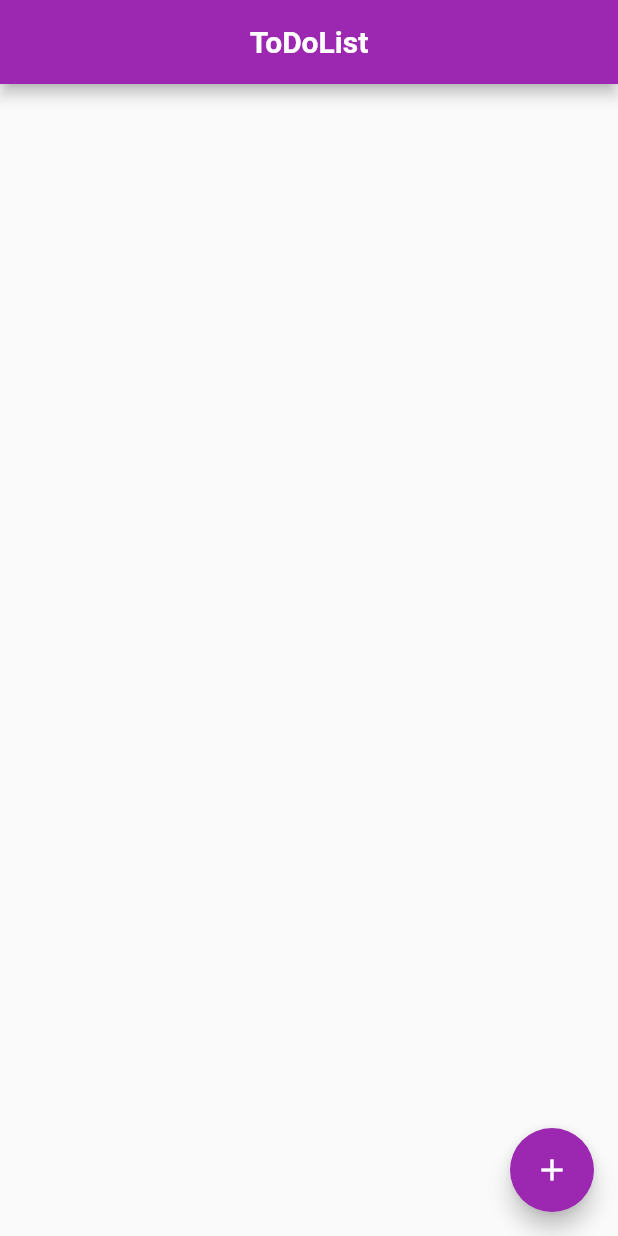
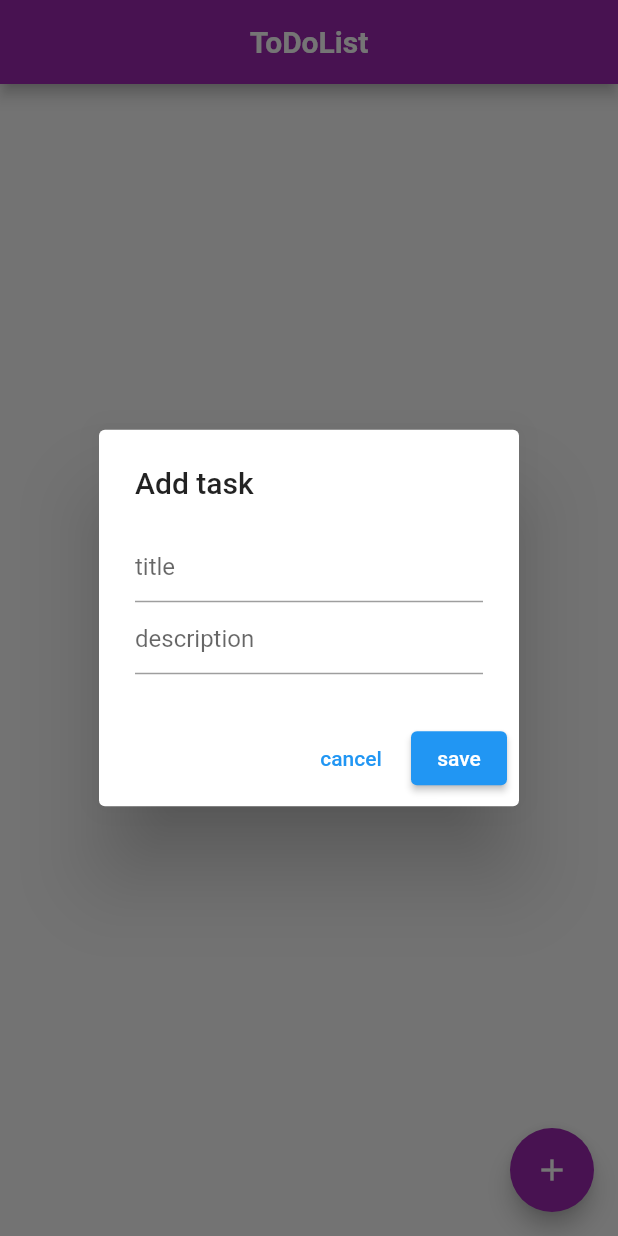
Before and after one commit to NotZetka/toDoList, a Flutter app: the screen it shows after launch, after a tap on the "add" icon, on a phone screen of 412 x 824 dp. Run offline on Flutter 3.47's test engine with Material 2 defaults, Android fonts, the phone set to English and light mode, and no system bars; our stand-ins replace shared_preferences.

Commit message:
Works on chrome not android

```diff
--- a/todolist/lib/home.dart
+++ b/todolist/lib/home.dart
@@ -1,5 +1,5 @@
 import 'package:flutter/material.dart';
-import 'package:todolist/Task.dart';
+import 'package:todolist/task.dart';
 import 'package:todolist/sphelper.dart';
 
 class home extends StatefulWidget {
@@ -14,6 +14,13 @@ class _homeState extends State<home> {
   final TextEditingController txtDescription = TextEditingController();
   final SPHelper helper = SPHelper();
   List<Task> tasks = [];
+
+  @override
+  void initState() {
+    helper.init().then((value) => updateScreen());
+    super.initState();
+  }
+
   @override
   Widget build(BuildContext context) {
     return Scaffold(
@@ -27,11 +34,13 @@ class _homeState extends State<home> {
         backgroundColor: Colors.purple,
       ),
       body: ListView(
-        children: [],
+        children: getContent(),
       ),
       floatingActionButton: FloatingActionButton(
         child: Icon(Icons.add),
-        onPressed: () {},
+        onPressed: () {
+          addTask(context);
+        },
         backgroundColor: Colors.purple,
       ),
     );
@@ -43,7 +52,8 @@ class _homeState extends State<home> {
         builder: (BuildContext context) {
           return AlertDialog(
             title: Text('Add task'),
-            content: Column(
+            content: SingleChildScrollView(
+              child: Column(
                 children: [
                   TextField(
                     controller: txtTitle,
@@ -55,6 +65,7 @@ class _homeState extends State<home> {
                   ),
                 ],
               ),
+            ),
             actions: [
               TextButton(
                   onPressed: () {
@@ -63,18 +74,37 @@ class _homeState extends State<home> {
                     txtDescription.text = '';
                   },
                   child: Text('cancel')),
-              ElevatedButton(onPressed: () {}, child: Text('save'))
+              ElevatedButton(onPressed: saveTask, child: Text('save'))
             ],
           );
         });
   }
 
   Future saveTask() async {
-    Task task = Task(txtTitle.text, txtDescription.text, 1);
-    helper.writeTask(task);
+    int id = helper.getcounter();
+    Task task = Task(txtTitle.text, txtDescription.text, id);
+    helper.writeTask(task).then((_) {
+      updateScreen();
+      helper.setcounter();
+    });
+    txtTitle.text = '';
+    txtDescription.text = '';
+    Navigator.pop(context);
   }
 
-  List<Task> getTasks() {
-    return [];
+  List<Widget> getContent() {
+    List<Widget> tiles = [];
+    tasks.forEach((Task task) {
+      tiles.add(Text(
+        task.title ?? '',
+        style: TextStyle(color: Colors.black),
+      ));
+    });
+    return tiles;
+  }
+
+  void updateScreen() {
+    tasks = helper.getTasks();
+    setState(() {});
   }
 }
--- a/todolist/lib/sphelper.dart
+++ b/todolist/lib/sphelper.dart
@@ -13,4 +13,27 @@ class SPHelper {
   Future writeTask(Task task) async {
     prefs.setString(task.id.toString(), json.encode(task.toJson()));
   }
+
+  List<Task> getTasks() {
+    List<Task> tasks = [];
+    Set<String> keys = prefs.getKeys();
+    keys.forEach((String key) {
+      if (key != 'counter') {
+        Task task = Task.fromJson(jsonDecode(prefs.getString(key) ?? ''));
+        tasks.add(task);
+      }
+    });
+
+    return tasks;
+  }
+
+  Future setcounter() async {
+    int counter = prefs.getInt('counter') ?? 0;
+    counter++;
+    await prefs.setInt('counter', counter);
+  }
+
+  int getcounter() {
+    return prefs.getInt('counter') ?? 0;
+  }
 }
```
Lines whose indentation alone changed are shown as unchanged.
